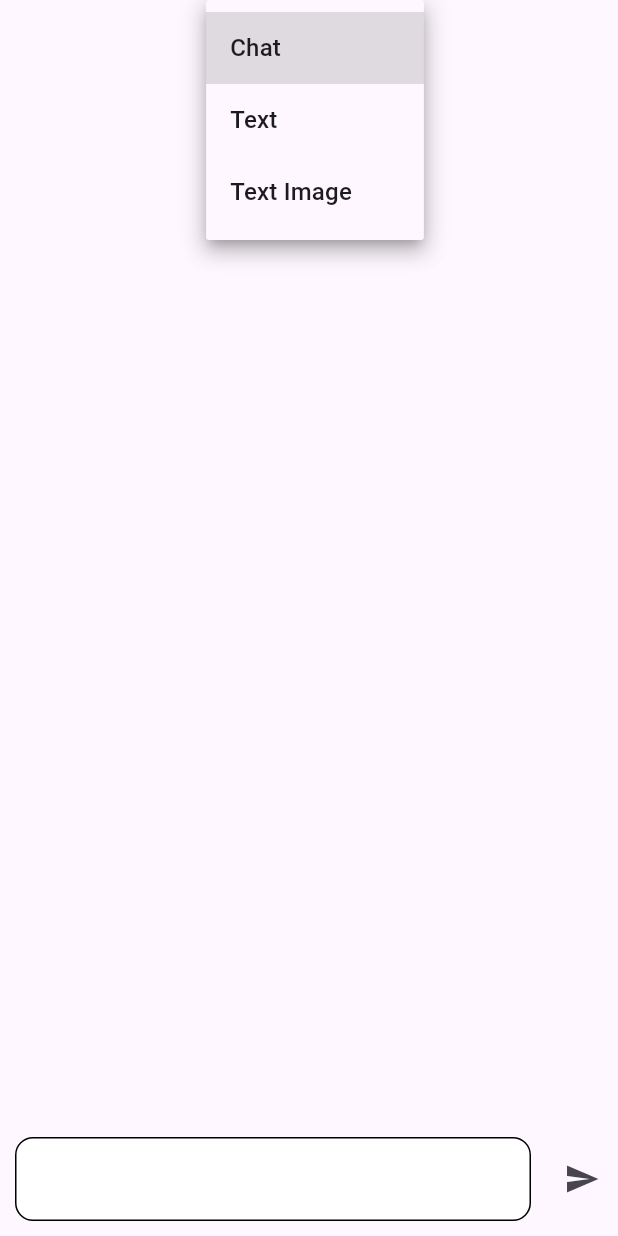
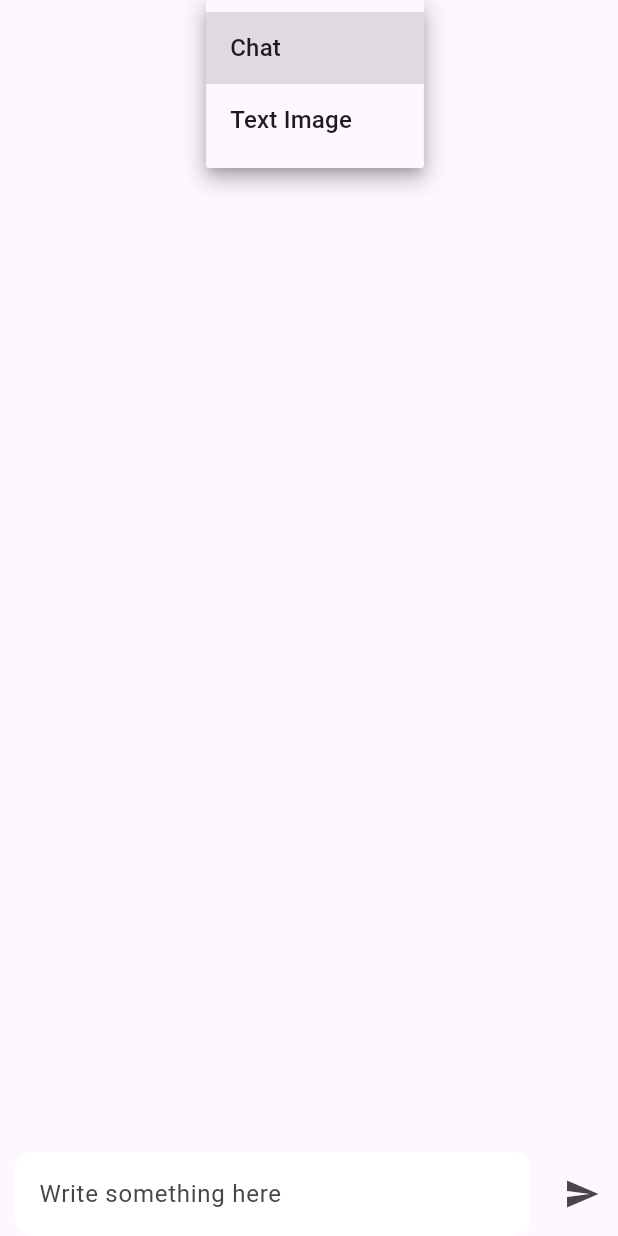
Before and after one commit to Harshpreet777/google_generative_ai, a Flutter app: the HomeView screen opened by its route, after a tap on "Chat", on a phone screen of 412 x 824 dp. Run offline on Flutter 3.47's test engine with Material 3 defaults, Android fonts, the phone set to English and light mode, and no system bars; our stand-ins replace flutter_gemini, get_it, google_generative_ai, image_picker.

Commit message:
19/03/2024

```diff
--- a/lib/core/constants/color_constant.dart
+++ b/lib/core/constants/color_constant.dart
@@ -6,4 +6,5 @@ class ColorConstants{
   static Color white=Colors.white;
   static Color blue=Colors.blue;
   static Color black=Colors.black;
+  static Color green=Colors.green;
 }
--- a/lib/core/constants/string_constants.dart
+++ b/lib/core/constants/string_constants.dart
@@ -4,4 +4,5 @@ class StringConstants{
  static String chat='Chat';
  static String camera='Camera';
  static String galley='Galley';
+ static String textFieldHint='Write something here';
 }
--- a/lib/core/di/locator.dart
+++ b/lib/core/di/locator.dart
@@ -1,4 +1,3 @@
-
 import 'package:gemini_demo/core/services/google_generative_service.dart';
 import 'package:gemini_demo/core/viewmodel/chats_view_model.dart';
 import 'package:gemini_demo/core/viewmodel/home_view_model.dart';
@@ -9,6 +8,6 @@ final locator = GetIt.instance;
 setUpLocator() {
   locator.registerLazySingleton(() => ChatViewModel());
   locator.registerLazySingleton(() => HomeViewModel());
-  locator.registerLazySingleton(() => ImageTextViewModel());
+  locator.registerLazySingleton(()=>ImageTextViewModel());
   locator.registerLazySingleton(() => GoogleGenerative());
- }
+}
--- a/lib/core/model/drop_down_model.dart
+++ b/lib/core/model/drop_down_model.dart
@@ -2,7 +2,6 @@ import 'package:flutter/material.dart';
 import 'package:gemini_demo/core/constants/string_constants.dart';
 import 'package:gemini_demo/ui/views/chat_view.dart';
 import 'package:gemini_demo/ui/views/image_text_view.dart';
-import 'package:gemini_demo/ui/views/text_view.dart';
 
 class DropDownModel {
   DropDownModel(
@@ -13,6 +12,5 @@ class DropDownModel {
 }
 List<DropDownModel> dropDownList=[
   DropDownModel(index: 0, title:StringConstants.chat, widget: ChatView()),
-  DropDownModel(index: 1, title: StringConstants.text, widget: const TextView()),
-  DropDownModel(index: 2, title: StringConstants.textImage, widget: ImageTextView())
+  DropDownModel(index: 1, title: StringConstants.textImage, widget: ImageTextView())
 ];
--- a/lib/core/model/image_text_model.dart
+++ b/lib/core/model/image_text_model.dart
@@ -3,7 +3,7 @@ import 'dart:io';
 
 class ImageTextModel {
   String text;
-  String role;
+  String? role;
   File? photo;
-  ImageTextModel({this.photo,required this.role, required this.text});
+  ImageTextModel({this.photo, this.role, required this.text});
 }
--- a/lib/core/routing/router.dart
+++ b/lib/core/routing/router.dart
@@ -1,12 +1,18 @@
 import 'package:flutter/material.dart';
 import 'package:gemini_demo/core/routing/routes.dart';
+import 'package:gemini_demo/ui/views/chat_view.dart';
 import 'package:gemini_demo/ui/views/home_view.dart';
+import 'package:gemini_demo/ui/views/image_text_view.dart';
 
 class PageRouter {
   static Route<dynamic> generateRoute(RouteSettings settings) {
     switch (settings.name) {
       case Routes.homeRoute:
         return pageRoute(HomeView(), settings);
+      case Routes.chatRoute:
+        return pageRoute(ChatView(), settings);
+      case Routes.imageTextRoute:
+        return pageRoute(ImageTextView(), settings);
 
       default:
         return MaterialPageRoute(
--- a/lib/core/routing/routes.dart
+++ b/lib/core/routing/routes.dart
@@ -1,4 +1,6 @@
 class Routes {
   static const String homeRoute = 'home';
+  static const String chatRoute='chat';
+  static const String imageTextRoute='imageText';
 
 }
--- a/lib/core/services/google_generative_service.dart
+++ b/lib/core/services/google_generative_service.dart
@@ -8,13 +8,16 @@ class GoogleGenerative {
   static const apiKey = 'AIzaSyAJmsxI7u2G96u2S9bj8us3lfXU5CwGsdc';
 
   static Future<String> getData(String message) async {
+    String result = '';
     try {
       final model = GenerativeModel(model: 'gemini-pro', apiKey: apiKey);
       final prompts = message;
       final content = [Content.text(prompts)];
       final response = await model.generateContent(content);
       content.first.role;
-      return response.text ?? '';
+
+      result = response.text ?? '';
+      return result;
     } catch (e) {
       log("Error is $e");
     }
--- a/lib/core/viewmodel/home_view_model.dart
+++ b/lib/core/viewmodel/home_view_model.dart
@@ -1,9 +1,12 @@
+import 'dart:developer';
+
 import 'package:gemini_demo/core/viewmodel/base_model.dart';
 
 class HomeViewModel extends BaseModel{
   int indexNumber=0;
   changeValue(int value){
     indexNumber=value;
+    log(indexNumber.toString());
     updateUI();
   }
 }
--- a/lib/ui/views/chat_view.dart
+++ b/lib/ui/views/chat_view.dart
@@ -8,7 +8,7 @@ import 'package:gemini_demo/ui/widgets/common_text_form_field.dart';
 // ignore: must_be_immutable
 class ChatView extends StatelessWidget {
   ChatView({super.key});
-  late ChatViewModel model;
+  ChatViewModel? model;
 
   @override
   Widget build(BuildContext context) {
@@ -17,39 +17,42 @@ class ChatView extends StatelessWidget {
         this.model = model;
       },
       builder: (context, model, child) {
-        return chatMethod();
+        return SafeArea(child: Scaffold(body: chatMethod()));
       },
     );
   }
 
-  SafeArea chatMethod() {
-    return SafeArea(
-      child: Scaffold(
-        body: Column(
+  Widget chatMethod() {
+    return Column(
       children: [
         Expanded(
           child: ListView.builder(
+            controller: model?.scrollController,
             shrinkWrap: true,
-                itemCount: model.msgList.length,
+            itemCount: model?.msgList.length,
             itemBuilder: (context, index) {
-                  ChatModel data = model.msgList[index];
+              ChatModel? data;
+              if (model?.msgList[index] != null) {
+                data = model?.msgList[index];
+              }
               return Align(
-                    alignment: data.role == 'user'
+                alignment: data?.role == 'user'
                     ? Alignment.centerRight
                     : Alignment.centerLeft,
                 child: Padding(
                   padding: const EdgeInsets.all(10),
                   child: ClipRRect(
-                        borderRadius:
-                            const BorderRadius.all(Radius.circular(20)),
+                    borderRadius: const BorderRadius.all(Radius.circular(20)),
                     child: Container(
                       padding: const EdgeInsets.all(10),
-                          color: ColorConstants.blue,
+                      color: data?.role == 'user'
+                          ? ColorConstants.blue
+                          : ColorConstants.green,
                       child: Text(
-                            data.text,
+                        data?.text ?? "",
                         style: TextStyle(
                             color: ColorConstants.white,
-                                fontSize: 15,
+                            fontSize: 18,
                             fontWeight: FontWeight.w500),
                       ),
                     ),
@@ -64,31 +67,32 @@ class ChatView extends StatelessWidget {
           children: [
             Expanded(
               child: TextFormFieldWidget(
-
                   onEditingComplete: () {
-                        model.getData(model.messageController.text);
-                        model.messageController.clear();
+                    if (model?.messageController.text.isNotEmpty ?? false) {
+                      model?.getData(model?.messageController.text ?? '');
+                    }
+                    model?.messageController.clear();
                   },
-                      controller: model.messageController),
+                  controller: model?.messageController),
             ),
-                model.isLoading == true
+            model?.isLoading == true
                 ? const Padding(
-                      padding:  EdgeInsets.symmetric(horizontal: 5),
-                      child:  Center(
+                    padding: EdgeInsets.symmetric(horizontal: 5),
+                    child: Center(
                       child: CircularProgressIndicator(),
                     ),
                   )
                 : IconButton(
                     onPressed: () {
-                          model.getData(model.messageController.text);
-                          model.messageController.clear();
+                      if (model?.messageController.text.isNotEmpty ?? false) {
+                        model?.getData(model?.messageController.text ?? '');
+                      }
+                      model?.messageController.clear();
                     },
                     icon: const Icon(Icons.send)),
           ],
         )
       ],
-        ),
-      ),
     );
   }
 }
--- a/lib/ui/views/home_view.dart
+++ b/lib/ui/views/home_view.dart
@@ -1,15 +1,14 @@
+import 'dart:core';
+
 import 'package:flutter/material.dart';
 import 'package:gemini_demo/core/model/drop_down_model.dart';
 import 'package:gemini_demo/core/viewmodel/home_view_model.dart';
 import 'package:gemini_demo/ui/views/base_view.dart';
-import 'package:gemini_demo/ui/views/chat_view.dart';
-import 'package:gemini_demo/ui/views/image_text_view.dart';
-import 'package:gemini_demo/ui/views/text_view.dart';
 
 // ignore: must_be_immutable
 class HomeView extends StatelessWidget {
   HomeView({super.key});
-  late HomeViewModel model;
+   HomeViewModel? model;
   @override
   Widget build(BuildContext context) {
     return BaseView<HomeViewModel>(
@@ -17,20 +16,18 @@ class HomeView extends StatelessWidget {
         this.model = model;
       },
       builder: (context, model, child) {
-        return dropDownMethod();
+        return SafeArea(child: Scaffold(body: dropDownMethod()));
       },
     );
   }
 
-  SafeArea dropDownMethod() {
-    return SafeArea(
-      child: Scaffold(
-          body: Column(children: [
+  Widget dropDownMethod() {
+    return Column(children: [
       DropdownButton<int>(
-            value: model.indexNumber,
+          value: model?.indexNumber,
           icon: const Icon(Icons.arrow_downward),
           onChanged: (value) {
-              model.changeValue(value ?? 0);
+            model?.changeValue(value ?? 0);
           },
           items: List.generate(
               dropDownList.length,
@@ -38,9 +35,9 @@ class HomeView extends StatelessWidget {
                   value: index, child: Text(dropDownList[index].title)))),
       Expanded(
           child: IndexedStack(
-                index: model.indexNumber,
-                children: [ChatView(), const TextView(), ImageTextView()]))
-      ])),
-    );
+              index: model?.indexNumber,
+              children:dropDownList.map((value)=>value.widget).toList()
+              ))
+    ]);
   }
 }
--- a/lib/ui/views/image_text_view.dart
+++ b/lib/ui/views/image_text_view.dart
@@ -1,4 +1,4 @@
-import 'dart:developer';
+import 'dart:io';
 
 import 'package:flutter/material.dart';
 import 'package:gemini_demo/core/constants/color_constant.dart';
@@ -11,7 +11,7 @@ import 'package:gemini_demo/ui/widgets/common_text_form_field.dart';
 // ignore: must_be_immutable
 class ImageTextView extends StatelessWidget {
   ImageTextView({super.key});
-  late ImageTextViewModel model;
+  ImageTextViewModel? model;
   @override
   Widget build(BuildContext context) {
     return BaseView<ImageTextViewModel>(
@@ -32,13 +32,16 @@ class ImageTextView extends StatelessWidget {
       children: [
         Expanded(
           child: ListView.builder(
+            controller: model?.scrollController,
             shrinkWrap: true,
-            itemCount: model.imageTextList.length,
+            itemCount: model?.imageTextList.length,
             itemBuilder: (context, index) {
-              ImageTextModel data = model.imageTextList[index];
-              log(data.role);
+              ImageTextModel? data;
+              if (model?.imageTextList[index] != null) {
+                data = model?.imageTextList[index];
+              }
               return Align(
-                alignment: data.role == 'user'
+                alignment: data?.role == 'user'
                     ? Alignment.centerRight
                     : Alignment.centerLeft,
                 child: Padding(
@@ -50,25 +53,30 @@ class ImageTextView extends StatelessWidget {
                       color: ColorConstants.blue,
                       child: Column(
                         mainAxisSize: MainAxisSize.min,
-                        crossAxisAlignment: data.role == 'user'
+                        crossAxisAlignment: data?.role == 'user'
                             ? CrossAxisAlignment.end
                             : CrossAxisAlignment.start,
                         children: [
-                          Text(
-                            data.text,
+                          Padding(
+                            padding: data?.role == 'user'
+                                ? const EdgeInsets.symmetric(horizontal: 20)
+                                : const EdgeInsets.all(0),
+                            child: Text(
+                              data?.text ?? '',
                               style: TextStyle(
                                   color: ColorConstants.white,
-                                fontSize: 15,
+                                  fontSize: 18,
                                   fontWeight: FontWeight.w500),
                             ),
-                          data.photo != null
+                          ),
+                          data?.photo != null
                               ? Padding(
                                   padding: const EdgeInsets.all(20),
                                   child: SizedBox(
                                     height: 200,
                                     width: 200,
                                     child: Image.file(
-                                      data.photo!,
+                                      data?.photo ?? File(''),
                                       fit: BoxFit.cover,
                                     ),
                                   ),
@@ -87,21 +95,66 @@ class ImageTextView extends StatelessWidget {
           mainAxisSize: MainAxisSize.max,
           children: [
             Expanded(
-              child: TextFormFieldWidget(
-                  suffixWidget: model.photo != null
+              child: Container(
+                margin:
+                    const EdgeInsets.symmetric(horizontal: 10, vertical: 10),
+                decoration: BoxDecoration(
+                    border: Border.all(width: 1, color: ColorConstants.black),
+                    color: Colors.white,
+                    borderRadius: const BorderRadius.all(Radius.circular(20))),
+                child: Column(
+                  children: [
+                    model?.photo != null
+                        ? TextFormFieldWidget(
+                            onEditingComplete: () {
+                              if (model?.messageController.text.isNotEmpty ??
+                                  false) {
+                                model?.getImageText();
+                                model?.messageController.clear();
+                              }
+                            },
+                            controller: model?.messageController)
+                        : const SizedBox(),
+                    Align(
+                      alignment: Alignment.topLeft,
+                      child: model?.photo != null
                           ? Padding(
-                          padding: const EdgeInsets.all(20),
+                              padding: const EdgeInsets.symmetric(
+                                  horizontal: 20, vertical: 10),
+                              child: ClipRRect(
+                                borderRadius:
+                                    const BorderRadius.all(Radius.circular(20)),
                                 child: SizedBox(
-                            height: 100,
-                            width: 100,
+                                  height: 200,
+                                  width: 200,
                                   child: Image.file(
-                              model.photo!,
+                                    model?.photo ?? File(''),
                                     fit: BoxFit.cover,
                                   ),
                                 ),
+                              ),
                             )
-                      : Container(),
-                  widget: IconButton(
+                          : const SizedBox(),
+                    ),
+                    Row(
+                      mainAxisSize: MainAxisSize.max,
+                      mainAxisAlignment: MainAxisAlignment.end,
+                      children: [
+                        model?.photo == null
+                            ? Expanded(
+                                child: TextFormFieldWidget(
+                                    onEditingComplete: () {
+                                      if (model?.messageController.text
+                                              .isNotEmpty ??
+                                          false) {
+                                        model?.getImageText();
+                                        model?.messageController.clear();
+                                      }
+                                    },
+                                    controller: model?.messageController),
+                              )
+                            : const SizedBox(),
+                        IconButton(
                             onPressed: () {
                               _showPicker(context);
                             },
@@ -109,13 +162,7 @@ class ImageTextView extends StatelessWidget {
                               Icons.photo,
                               color: ColorConstants.black,
                             )),
-                  onEditingComplete: () {
-                    model.getImageText();
-                    model.messageController.clear();
-                  },
-                  controller: model.messageController),
-            ),
-            model.isLoading == true
+                        model?.isLoading == true
                             ? const Padding(
                                 padding: EdgeInsets.symmetric(horizontal: 5),
                                 child: Center(
@@ -124,10 +171,20 @@ class ImageTextView extends StatelessWidget {
                               )
                             : IconButton(
                                 onPressed: () {
-                      model.getImageText();
-                      model.messageController.clear();
+                                  if (model
+                                          ?.messageController.text.isNotEmpty ??
+                                      false) {
+                                    model?.getImageText();
+                                    model?.messageController.clear();
+                                  }
                                 },
                                 icon: const Icon(Icons.send)),
+                      ],
+                    ),
+                  ],
+                ),
+              ),
+            ),
           ],
         )
       ],
@@ -146,14 +203,14 @@ class ImageTextView extends StatelessWidget {
                       leading: const Icon(Icons.photo_library),
                       title: Text(StringConstants.galley),
                       onTap: () {
-                        model.imgFromGallery();
+                        model?.imgFromGallery();
                         Navigator.of(context).pop();
                       }),
                   ListTile(
                     leading: const Icon(Icons.photo_camera),
                     title: Text(StringConstants.camera),
                     onTap: () {
-                      model.imgFromCamera();
+                      model?.imgFromCamera();
 
                       Navigator.of(context).pop();
                     },
--- a/lib/ui/views/my_app_view.dart
+++ b/lib/ui/views/my_app_view.dart
@@ -1,7 +1,6 @@
 import 'package:flutter/material.dart';
 import 'package:gemini_demo/core/routing/router.dart';
 import 'package:gemini_demo/core/routing/routes.dart';
-import 'package:gemini_demo/ui/views/image_text_view.dart';
 
 class MyApp extends StatelessWidget {
   const MyApp({super.key});
@@ -11,12 +10,11 @@ class MyApp extends StatelessWidget {
     return MaterialApp(
       title: 'Flutter Demo',
       onGenerateRoute: PageRouter.generateRoute,
-      initialRoute: Routes.homeRoute,
+      initialRoute: Routes.imageTextRoute,
       theme: ThemeData(
         colorScheme: ColorScheme.fromSeed(seedColor: Colors.deepPurple),
         useMaterial3: true,
       ),
-      home: ImageTextView(),
     );
   }
 }
--- a/lib/ui/widgets/common_text_form_field.dart
+++ b/lib/ui/widgets/common_text_form_field.dart
@@ -1,35 +1,35 @@
 import 'package:flutter/material.dart';
 import 'package:gemini_demo/core/constants/color_constant.dart';
+import 'package:gemini_demo/core/constants/string_constants.dart';
 
 // ignore: must_be_immutable
 class TextFormFieldWidget extends StatelessWidget {
   TextFormFieldWidget(
       {super.key,
-      this.suffixWidget,
-      this.widget,
+      this.suffixIconWidget,
+      this.prefixIconWidget,
       required this.onEditingComplete,
-      required this.controller});
+      this.controller});
   void Function()? onEditingComplete;
-  TextEditingController controller;
-  Widget? widget;
-  Widget? suffixWidget;
+  TextEditingController? controller;
+  Widget? prefixIconWidget;
+  Widget? suffixIconWidget;
   @override
   Widget build(BuildContext context) {
     return Padding(
-      padding: const EdgeInsets.all(10.0),
+      padding: const EdgeInsets.symmetric(horizontal: 10.0),
       child: TextFormField(
+        style: TextStyle(color: ColorConstants.black),
         onEditingComplete: onEditingComplete,
         controller: controller,
         decoration: InputDecoration(
-            suffixIcon: suffixWidget,
-            prefixIcon: widget,
+            suffixIcon: suffixIconWidget,
+            prefixIcon: prefixIconWidget,
             filled: true,
+            hintText: StringConstants.textFieldHint,
             fillColor: ColorConstants.white,
-            errorBorder: const OutlineInputBorder(
-                borderRadius: BorderRadius.all(Radius.circular(12))),
-            enabledBorder: const OutlineInputBorder(
-                borderRadius: BorderRadius.all(Radius.circular(12))),
             border: const OutlineInputBorder(
+                borderSide: BorderSide.none,
                 borderRadius: BorderRadius.all(Radius.circular(12)))),
       ),
     );
--- a/pubspec.yaml
+++ b/pubspec.yaml
@@ -42,6 +42,7 @@ dependencies:
   google_generative_ai:
   image_picker: ^1.0.7
   path: ^1.9.0
+  emoji_picker_flutter: ^2.1.0
 
 dev_dependencies:
   flutter_test:
```
Also changed, not shown: lib/core/viewmodel/chats_view_model.dart (+9 -4 lines), lib/core/viewmodel/image_text_view_model.dart (+19 -7 lines), pubspec.lock, 3 other files. Lines whose indentation alone changed are shown as unchanged.
